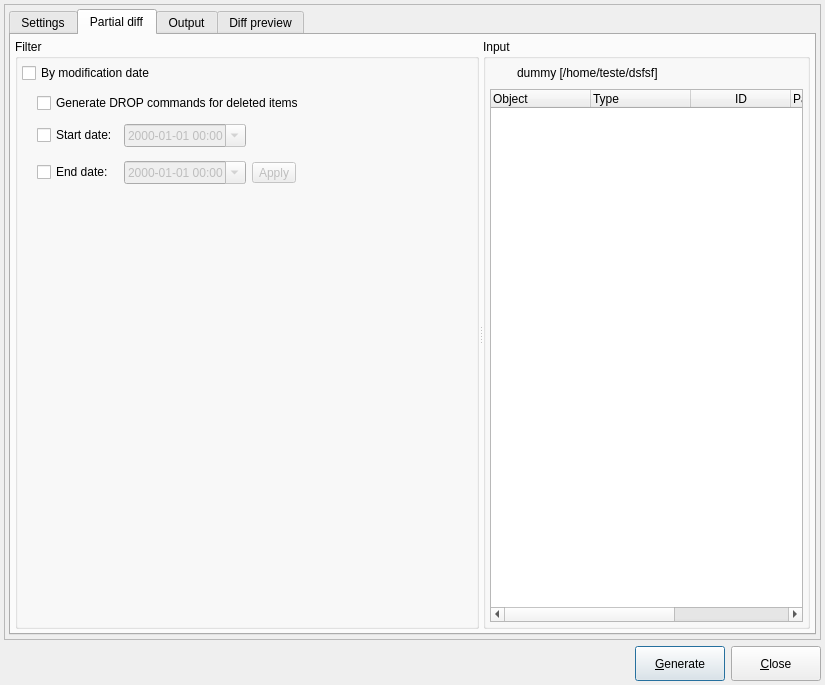
The window that libpgmodeler_ui/ui/modeldatabasediffform.ui (pgmodeler/pgmodeler) describes before a commit, drawn with Qt 5.
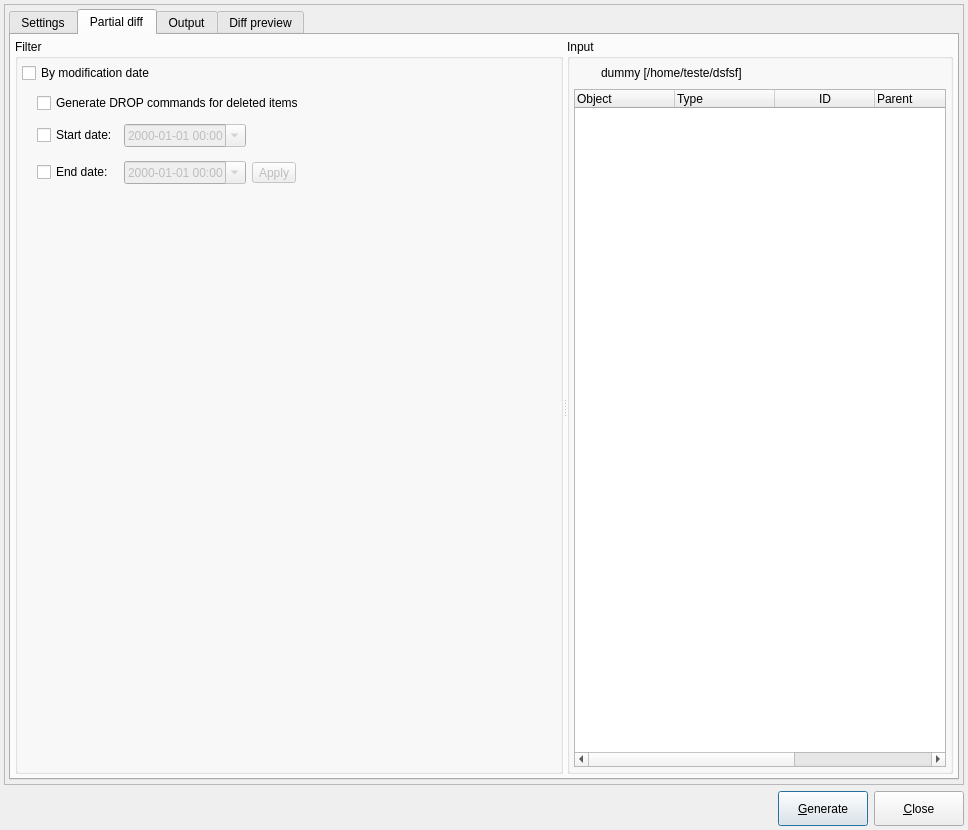
The same window after the commit. The open tabs and pages were chosen to show the change. Icons and pictures are not drawn.

```diff
--- a/libpgmodeler_ui/ui/modeldatabasediffform.ui
+++ b/libpgmodeler_ui/ui/modeldatabasediffform.ui
@@ -9,8 +9,8 @@
    <rect>
     <x>0</x>
     <y>0</y>
-    <width>825</width>
-    <height>685</height>
+    <width>968</width>
+    <height>830</height>
    </rect>
   </property>
   <property name="sizePolicy">
```
Left out of the diff: 8 changed lines with no effect on the pictures.
